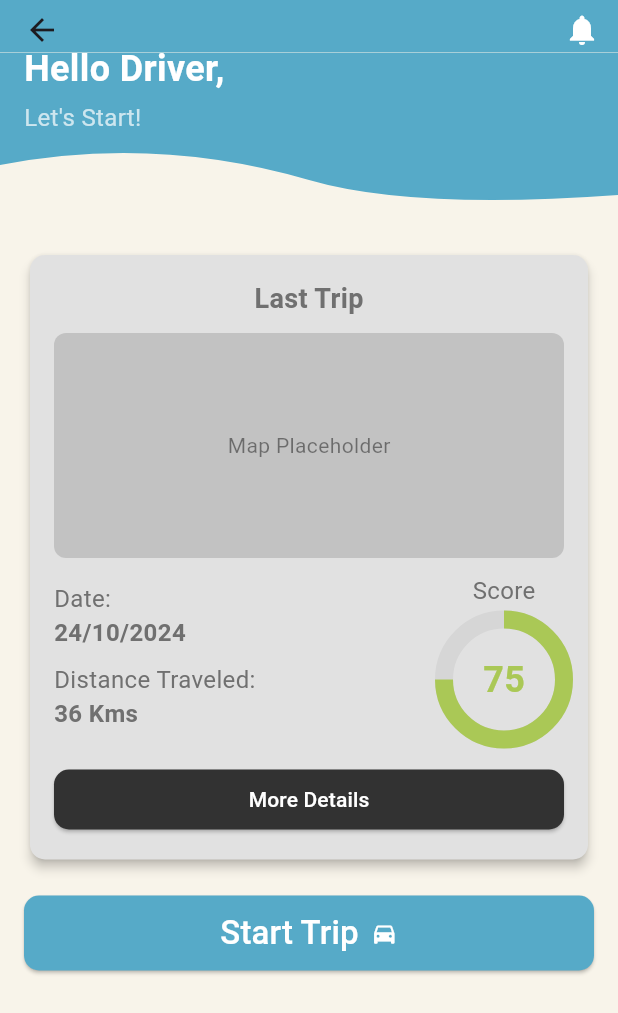
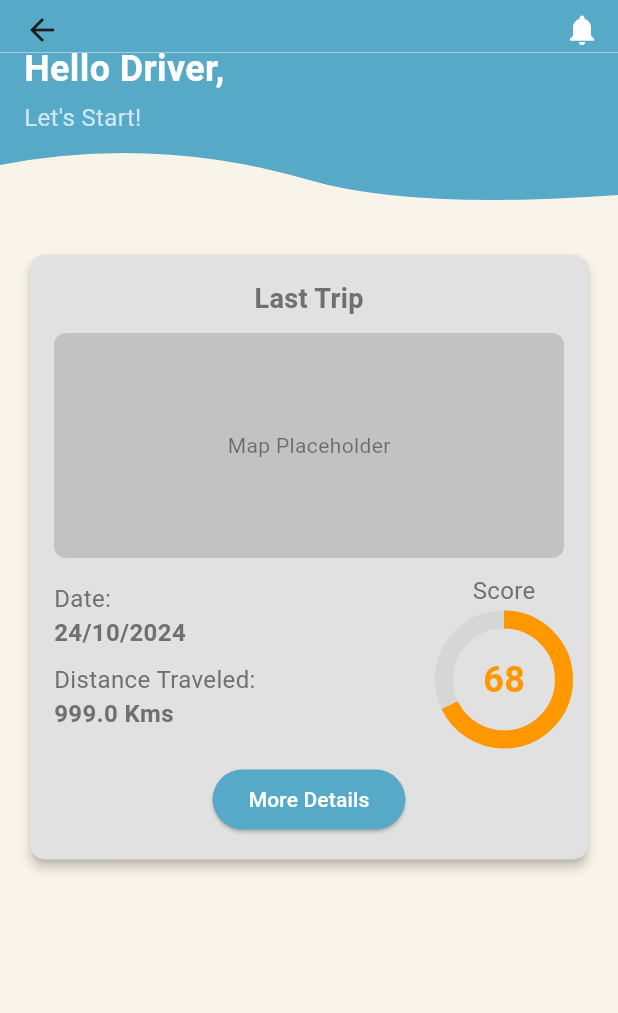
Before and after one commit to R-umaria/Group24F24, a Flutter app: the HomePage screen opened by its route, on a phone screen of 412 x 824 dp. Shown: the top 1013 px of the screen. Run offline on Flutter 3.47's test engine with Material 3 defaults, Android fonts, the phone set to English and light mode, and no system bars; our stand-ins replace flutter_custom_clippers, geolocator, pedometer, permission_handler, sensors_plus, sqflite; accounts and stored records are empty.

Commit message:
Trip Score Added

```diff
--- a/lib/pages/home_page.dart
+++ b/lib/pages/home_page.dart
@@ -1,10 +1,9 @@
-// ignore_for_file: use_key_in_widget_constructors, prefer_const_constructors, prefer_const_literals_to_create_immutables
-
 import 'package:flutter/material.dart';
-import 'package:flutter_custom_clippers/flutter_custom_clippers.dart'; // Add this package to pubspec.yaml
-import 'package:drive_wise/gps.dart'; // Import the GPS tracking module
-import 'package:drive_wise/sensors.dart'; // Import sensors tracking
-import 'package:drive_wise/auto_trip.dart'; // Import Auto Trip Manager
+import 'package:flutter_custom_clippers/flutter_custom_clippers.dart';
+import 'package:drive_wise/gps.dart';
+import 'package:drive_wise/sensors.dart';
+import 'package:drive_wise/auto_trip.dart';
+import 'trip_detail_page.dart';
 
 class HomePage extends StatefulWidget {
   const HomePage({super.key});
@@ -14,68 +13,91 @@ class HomePage extends StatefulWidget {
 }
 
 class _HomePageState extends State<HomePage> {
-  bool isTripActive = false; // Track if the trip is active
-  final SensorData _sensorData = SensorData(); // Instance of SensorData
-  final AutoTripManager _autoTripManager = AutoTripManager(); // Instance of AutoTripManager
+  bool isTripActive = false;
+  final SensorData _sensorData = SensorData();
+  final AutoTripManager _autoTripManager = AutoTripManager();
+
+  int overspeedingInstances = 1;
+  int harshBrakingInstances = 2;
+  int sharpTurnInstances = 3;
+  bool isShortTrip = false;
+  bool isLongTripWithoutBreaks = true;
+  double averageSpeed = 50;
+  double topSpeed = 100;
+  double distanceTravel = 999;
+  double tripDurationHours = 10.0;
 
   @override
   void initState() {
     super.initState();
-
-    // Start auto trip monitoring
     _autoTripManager.startMonitoring(context);
-
-    // Event handler for detected sensor events
     _sensorData.onEventDetected = (event) {
-      debugPrint(event); // Log detected events in terminal
+      debugPrint(event);
     };
-
-    // Sync AutoTripManager's state with HomePage state
     _autoTripManager.isTripActive = isTripActive;
   }
 
   @override
   void dispose() {
-    _sensorData.stopSensors(); // Stop sensors if the widget is disposed
-    stopGpsTracking(); // Stop GPS tracking
+    _sensorData.stopSensors();
+    stopGpsTracking();
     super.dispose();
   }
 
-  // Function to manually toggle trip start/stop
   void _toggleTrip() async {
     if (isTripActive) {
-      // Stop GPS and sensor tracking
       stopGpsTracking();
       _sensorData.stopSensors();
-
       ScaffoldMessenger.of(context).showSnackBar(
-        SnackBar(
+        const SnackBar(
           content: Text("Trip stopped!"),
           duration: Duration(seconds: 2),
         ),
       );
     } else {
-      // Start GPS and sensor tracking
       await gpsTracking();
       _sensorData.startSensors();
-
       ScaffoldMessenger.of(context).showSnackBar(
-        SnackBar(
+        const SnackBar(
           content: Text("Trip started!"),
           duration: Duration(seconds: 2),
         ),
       );
     }
 
-    // Update the state and sync with AutoTripManager
     setState(() {
       isTripActive = !isTripActive;
       _autoTripManager.isTripActive = isTripActive;
     });
   }
 
+  int calculateTripScore() {
+    int score = 100;
+
+    const int overspeedingPenalty = 5;
+    const int harshBrakingPenalty = 4;
+    const int sharpTurnPenalty = 3;
+    const int shortTripReward = 5;
+    const int longTripPenalty = 10;
+
+    score -= overspeedingInstances * overspeedingPenalty;
+    score -= harshBrakingInstances * harshBrakingPenalty;
+    score -= sharpTurnInstances * sharpTurnPenalty;
+
+    if (isShortTrip) {
+      score += shortTripReward;
+    }
+    if (isLongTripWithoutBreaks) {
+      score -= longTripPenalty;
+    }
+
+    return score.clamp(0, 100);
+  }
+
   @override
   Widget build(BuildContext context) {
+    int tripScore = calculateTripScore();
+
     return Scaffold(
       backgroundColor: const Color.fromRGBO(248, 244, 234, 1),
       appBar: AppBar(
@@ -92,7 +114,6 @@ class _HomePageState extends State<HomePage> {
         child: Column(
           crossAxisAlignment: CrossAxisAlignment.start,
           children: [
-            // Custom Shape Divider with "Hello Driver!" Text
             Stack(
               children: [
                 ClipPath(
@@ -103,7 +124,7 @@ class _HomePageState extends State<HomePage> {
                     color: const Color.fromRGBO(86, 170, 200, 1),
                   ),
                 ),
-                Positioned(
+                const Positioned(
                   left: 16,
                   bottom: 50,
                   child: Column(
@@ -130,13 +151,12 @@ class _HomePageState extends State<HomePage> {
                 ),
               ],
             ),
-            // Main Content
             Padding(
               padding: const EdgeInsets.all(16.0),
               child: Column(
                 crossAxisAlignment: CrossAxisAlignment.start,
                 children: [
-                  SizedBox(height: 10),
+                   const SizedBox(height: 10),
                   Card(
                     color: const Color.fromRGBO(225, 225, 225, 1),
                     elevation: 3,
@@ -147,7 +167,7 @@ class _HomePageState extends State<HomePage> {
                       padding: const EdgeInsets.all(16.0),
                       child: Column(
                         children: [
-                          Text(
+                          const Text(
                             'Last Trip',
                             style: TextStyle(
                               fontSize: 18,
@@ -155,14 +175,14 @@ class _HomePageState extends State<HomePage> {
                               color: const Color.fromRGBO(112, 112, 112, 1),
                             ),
                           ),
-                          SizedBox(height: 10),
+                          const SizedBox(height: 10),
                           Container(
                             height: 150,
                             decoration: BoxDecoration(
                               borderRadius: BorderRadius.circular(8),
                               color: const Color.fromRGBO(163, 163, 163, 0.5),
                             ),
-                            child: Center(
+                            child: const Center(
                               child: Text(
                                 'Map Placeholder',
                                 style: TextStyle(color: Colors.black45),
@@ -181,24 +201,24 @@ class _HomePageState extends State<HomePage> {
                                     '24/10/2024',
                                     const Color.fromRGBO(112, 112, 112, 1),
                                   ),
-                                  SizedBox(height: 8),
+                                  const SizedBox(height: 8),
                                   _buildDetailRow(
                                     'Distance Traveled:',
-                                    '36 Kms',
+                                    '${distanceTravel} Kms',
                                     const Color.fromRGBO(112, 112, 112, 1),
                                   ),
                                 ],
                               ),
                               Column(
                                 children: [
-                                  Text(
+                                  const Text(
                                     'Score',
                                     style: TextStyle(
                                       fontSize: 16,
                                       color: const Color.fromRGBO(112, 112, 112, 1),
                                     ),
                                   ),
-                                  SizedBox(height: 8),
+                                  const SizedBox(height: 8),
                                   Stack(
                                     alignment: Alignment.center,
                                     children: [
@@ -206,18 +226,27 @@ class _HomePageState extends State<HomePage> {
                                         width: 80,
                                         height: 80,
                                         child: CircularProgressIndicator(
-                                          value: 0.75,
+                                          value: tripScore / 100,
                                           strokeWidth: 12,
-                                          backgroundColor: const Color.fromRGBO(0, 0, 0, 0.05),
-                                          color: const Color.fromRGBO(170, 200, 86, 1),
+                                          backgroundColor:
+                                              const Color.fromRGBO(0, 0, 0, 0.05),
+                                          color: tripScore > 80
+                                              ? Colors.green
+                                              : tripScore > 50
+                                                  ? Colors.orange
+                                                  : Colors.red,
                                         ),
                                       ),
                                       Text(
-                                        '75',
+                                        '$tripScore',
                                         style: TextStyle(
                                           fontSize: 24,
                                           fontWeight: FontWeight.bold,
-                                          color: const Color.fromRGBO(170, 200, 86, 1),
+                                          color: tripScore > 80
+                                              ? Colors.green
+                                              : tripScore > 50
+                                                  ? Colors.orange
+                                                  : Colors.red,
                                         ),
                                       ),
                                     ],
@@ -226,53 +255,36 @@ class _HomePageState extends State<HomePage> {
                               ),
                             ],
                           ),
-                          SizedBox(height: 16),
+                          const SizedBox(height: 16),
                           ElevatedButton(
-                            onPressed: () {},
-                            style: ElevatedButton.styleFrom(
-                              backgroundColor: const Color.fromRGBO(50, 50, 50, 1),
-                              minimumSize: Size(double.infinity, 40),
-                              shape: RoundedRectangleBorder(
-                                borderRadius: BorderRadius.circular(10),
-                              ),
-                            ),
-                            child: Text(
+                            onPressed: () {
+                              Navigator.push(
+                                context,
+                                MaterialPageRoute(
+                                  builder: (context) => TripDetailsPage(
+                                    overspeedingInstances: overspeedingInstances,
+                                    harshBrakingInstances: harshBrakingInstances,
+                                    sharpTurnInstances: sharpTurnInstances,
+                                    tripDurationHours: tripDurationHours,
+                                    isShortTrip: isShortTrip,
+                                    isLongTripWithoutBreaks: isLongTripWithoutBreaks,
+                                    averageSpeed: averageSpeed,
+                                    topSpeed: topSpeed,
+                                    distanceTravel: distanceTravel,
+                                  ),
+                                ),
+                              );
+                            },
+                            child: const Text(
                               'More Details',
                               style: TextStyle(color: Colors.white),
+                            ),
+                            style: ElevatedButton.styleFrom(
+                              backgroundColor: Color.fromRGBO(86, 170, 200, 1),
                             ),
                           ),
                         ],
                       ),
-                    ),
-                  ),
-                  SizedBox(height: 20),
-                  ElevatedButton(
-                    onPressed: _toggleTrip, // Manual trip toggle
-                    style: ElevatedButton.styleFrom(
-                      backgroundColor: isTripActive
-                          ? Colors.red // Red for "Stop Trip"
-                          : const Color.fromRGBO(86, 170, 200, 1), // Blue for "Start Trip"
-                      minimumSize: Size(double.infinity, 50),
-                      shape: RoundedRectangleBorder(
-                        borderRadius: BorderRadius.circular(10),
-                      ),
-                    ),
-                    child: Row(
-                      mainAxisAlignment: MainAxisAlignment.center,
-                      children: [
-                        Text(
-                          isTripActive ? 'Stop Trip' : 'Start Trip',
-                          style: TextStyle(
-                            color: Colors.white,
-                            fontSize: 22,
-                          ),
-                        ),
-                        SizedBox(width: 8),
-                        Icon(
-                          Icons.directions_car,
-                          color: Colors.white,
-                        ),
-                      ],
                     ),
                   ),
                 ],
@@ -284,7 +296,6 @@ class _HomePageState extends State<HomePage> {
     );
   }
 
-  // Helper function to build detail row
   Widget _buildDetailRow(String label, String value, Color color) {
     return Column(
       crossAxisAlignment: CrossAxisAlignment.start,
```
Also changed, not shown: lib/pages/trip_summary_page.dart (deleted, +0 -40 lines), flutter_01.png (added).
